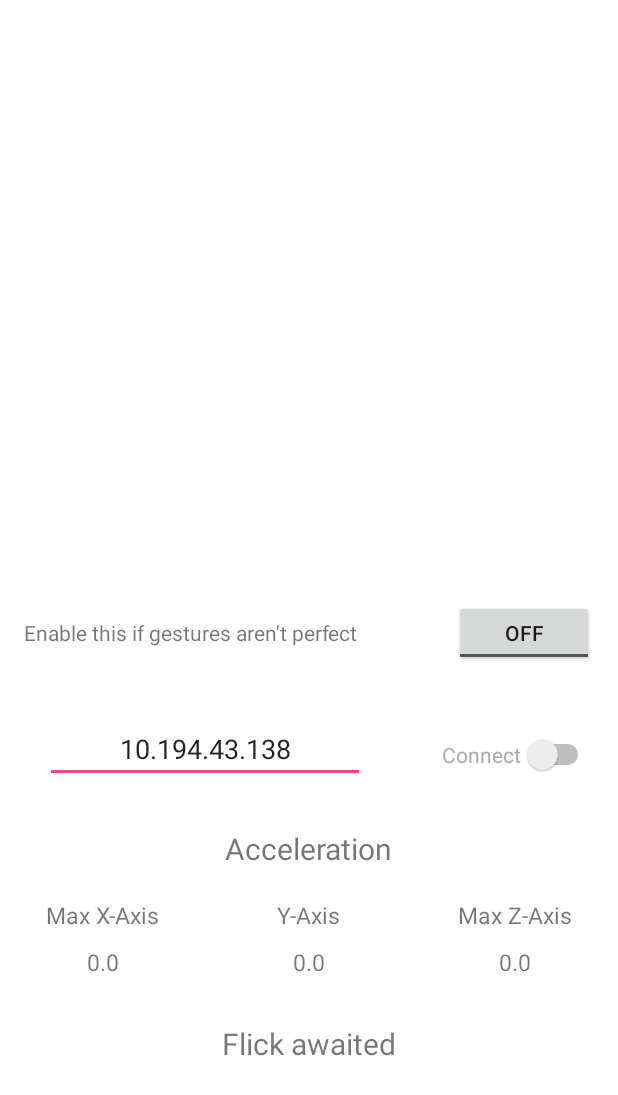
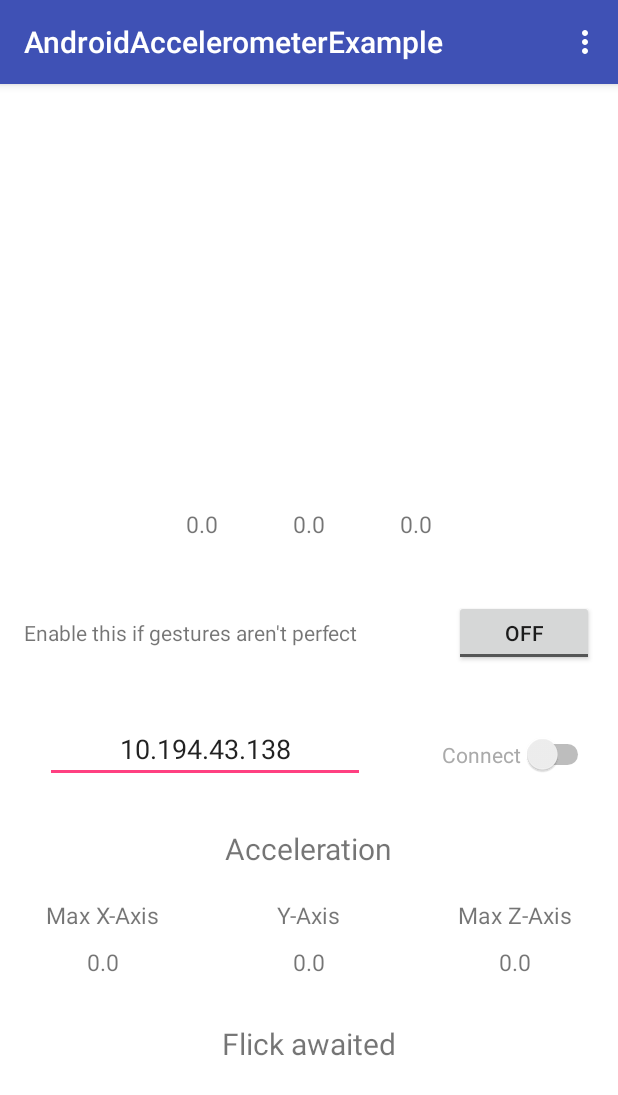
Before and after one commit to mayanksingh2298/shake-to-switch, an Android app: the screen it shows after launch (MainActivity), on a phone screen of 412 x 824 dp. Shown: the top 1095 px of the screen. Run offline under Robolectric (Android 15) with nearby library versions, the phone set to English and light mode, and no system bars.

Commit message:
Added settings

```diff
--- a/MyApplication/app/src/main/AndroidManifest.xml
+++ b/MyApplication/app/src/main/AndroidManifest.xml
@@ -1,7 +1,9 @@
 <?xml version="1.0" encoding="utf-8"?>
 <manifest xmlns:android="http://schemas.android.com/apk/res/android"
     package="com.shouryaaggarwal.hp.androidaccelerometerexample">
-    <uses-permission android:name="android.permission.INTERNET"/>
+
+    <uses-permission android:name="android.permission.INTERNET" />
+
     <application
         android:allowBackup="true"
         android:icon="@mipmap/ic_launcher"
@@ -16,6 +18,7 @@
                 <category android:name="android.intent.category.LAUNCHER" />
             </intent-filter>
         </activity>
+        <activity android:name=".SettingsActivity"></activity>
     </application>
 
 </manifest>
--- a/MyApplication/app/src/main/java/com/shouryaaggarwal/hp/androidaccelerometerexample/MainActivity.java
+++ b/MyApplication/app/src/main/java/com/shouryaaggarwal/hp/androidaccelerometerexample/MainActivity.java
@@ -1,5 +1,6 @@
 package com.shouryaaggarwal.hp.androidaccelerometerexample;
 
+import android.app.ActionBar;
 import android.app.Activity;
 import android.content.Context;
 import android.hardware.Sensor;
@@ -11,17 +12,21 @@ import android.os.Bundle;
 import android.os.StrictMode;
 import android.os.Vibrator;
 import android.util.Log;
-import android.view.View;
 import android.widget.Switch;
 import android.widget.TextView;
 import android.widget.ToggleButton;
 import android.widget.CompoundButton;
+import android.support.v7.app.AppCompatActivity;
+import android.support.v7.widget.Toolbar;
+import android.view.Menu;
+import android.view.MenuItem;
+import android.content.Intent;
 
 import java.io.DataOutputStream;
 import java.net.Socket;
 
 
-public class MainActivity extends Activity implements SensorEventListener {
+public class MainActivity extends AppCompatActivity implements SensorEventListener {
 
 
     private SensorManager sensorManager;
@@ -30,9 +35,12 @@ public class MainActivity extends Activity implements SensorEventListener {
     private float deltaXMax = 0;
     private float deltaXMin = 0;
     private float deltaZMax = 0;
-    private float softXThreshold = 20;
-    private float hardXThreshold = 55;
-    private float ZThreshold = 20;
+
+    public static float softXThreshold = 20;
+    public static float hardXThreshold = 55;
+    public static float ZThreshold = 20;
+    public static boolean enableHardX = true;
+    public static boolean enablesoftX = true;
 
     private boolean ongoingX = false;
     private boolean ongoingZ = false;
@@ -47,7 +55,7 @@ public class MainActivity extends Activity implements SensorEventListener {
 
     private long last_update = 0;
 
-    private TextView currentX, currentY, currentZ, maxX, maxY, maxZ, action;
+    private TextView currentX, currentY, currentZ, maxX, maxY, maxZ, action, HARDXTHRESHOLD, SOFTXTHRESHOLD, ZTHRESHOLD;
     private ToggleButton toggle;
 
 
@@ -56,6 +64,8 @@ public class MainActivity extends Activity implements SensorEventListener {
 //        StrictMode.ThreadPolicy policy = new StrictMode.ThreadPolicy.Builder().permitAll().build();
 //        StrictMode.setThreadPolicy(policy);
         super.onCreate(savedInstanceState);
+        //Toolbar toolbar = (Toolbar) findViewById(R.id.toolbar);
+        //setSupportActionBar(toolbar);
         setContentView(R.layout.activity_main);
         initializeViews();
 
@@ -75,6 +85,26 @@ public class MainActivity extends Activity implements SensorEventListener {
 
     }
 
+
+    @Override
+    public boolean onCreateOptionsMenu(Menu menu) {
+        getMenuInflater().inflate(R.menu.menu_main, menu);
+        return true;
+    }
+
+    @Override
+    public boolean onOptionsItemSelected(MenuItem item) {
+        int id = item.getItemId();
+
+        if (id == R.id.action_settings) {
+            // launch settings activity
+            startActivity(new Intent(MainActivity.this, SettingsActivity.class));
+            return true;
+        }
+
+        return super.onOptionsItemSelected(item);
+    }
+
     public void initializeViews() {
 //        currentX = (TextView) findViewById(R.id.currentX);
         currentY = (TextView) findViewById(R.id.currentY);
@@ -85,6 +115,11 @@ public class MainActivity extends Activity implements SensorEventListener {
         maxZ = (TextView) findViewById(R.id.maxZ);
 
         action = (TextView) findViewById(R.id.action);
+
+
+        SOFTXTHRESHOLD = (TextView) findViewById(R.id.softXThreshold);
+        HARDXTHRESHOLD = (TextView) findViewById(R.id.hardXThreshold);
+        ZTHRESHOLD = (TextView) findViewById(R.id.ZThreshold);
 
         toggle = (ToggleButton) findViewById(R.id.sensor_switch);
         toggle.setOnCheckedChangeListener(new CompoundButton.OnCheckedChangeListener() {
@@ -186,18 +221,18 @@ public class MainActivity extends Activity implements SensorEventListener {
     }
     public void CheckX() {
         if (deltaXMax > Math.abs(deltaXMin)){
-            if (deltaXMax > hardXThreshold)
+            if (deltaXMax > hardXThreshold && enableHardX)
                 resultant = "Hard-Right";
-            else
+            else if (enablesoftX)
                 resultant = "Right";
             action.setText(resultant);
 //            connect();
             new send_message().execute(resultant);
         }
         else{
-            if (deltaXMin < -hardXThreshold)
+            if (deltaXMin < -hardXThreshold && enableHardX)
                 resultant = "Hard-Left";
-            else
+            else if (enablesoftX)
                 resultant = "Left";
             action.setText(resultant);
             //            connect();
@@ -242,6 +277,10 @@ public class MainActivity extends Activity implements SensorEventListener {
             deltaZ = event.values[2];
 //            Log.d("DeltaXmax",String.valueOf(deltaXMax));
 //            Log.d("DeltaXmin",String.valueOf(deltaXMin));
+
+            SOFTXTHRESHOLD.setText(Float.toString(softXThreshold));
+            HARDXTHRESHOLD.setText(Float.toString(hardXThreshold));
+            ZTHRESHOLD.setText(Float.toString(ZThreshold));
 
 
             // display the max x,y,z accelerometer values
--- a/MyApplication/app/src/main/java/com/shouryaaggarwal/hp/androidaccelerometerexample/Utils.java
+++ b/MyApplication/app/src/main/java/com/shouryaaggarwal/hp/androidaccelerometerexample/Utils.java
@@ -10,6 +10,7 @@ public class Utils {
         void afterDelay();
     }
 
+
     public static void delay(float secs, final DelayCallback delayCallback){
         Handler handler = new Handler();
         handler.postDelayed(new Runnable() {
--- a/MyApplication/app/src/main/res/layout/activity_main.xml
+++ b/MyApplication/app/src/main/res/layout/activity_main.xml
@@ -8,6 +8,46 @@
     android:layout_gravity="center"
     android:background="#ffffff"
     android:gravity="center">
+
+
+    <LinearLayout
+        android:id="@+id/linearLayout3"
+        android:layout_width="0dp"
+        android:layout_height="wrap_content"
+        android:layout_marginBottom="464dp"
+        android:background="#ffffff"
+        android:gravity="center|top"
+        android:orientation="horizontal"
+        app:layout_constraintBottom_toBottomOf="parent"
+        app:layout_constraintEnd_toEndOf="parent"
+        app:layout_constraintHorizontal_bias="0.0"
+        app:layout_constraintStart_toStartOf="parent">
+
+        <TextView
+            android:id="@+id/softXThreshold"
+            android:layout_width="wrap_content"
+            android:layout_height="wrap_content"
+            android:layout_marginRight="50dp"
+            android:text="0.0"
+            android:textSize="15dp" />
+
+        <TextView
+            android:id="@+id/hardXThreshold"
+            android:layout_width="wrap_content"
+            android:layout_height="wrap_content"
+            android:layout_gravity="center"
+            android:text="0.0"
+            android:textSize="15dp" />
+
+        <TextView
+            android:id="@+id/ZThreshold"
+            android:layout_width="wrap_content"
+            android:layout_height="wrap_content"
+            android:layout_marginLeft="50dp"
+            android:text="0.0"
+            android:textSize="15dp" />
+
+    </LinearLayout>
 
     <EditText
         android:id="@+id/ip"
--- /dev/null
+++ b/MyApplication/app/src/main/res/menu/menu_main.xml
@@ -0,0 +1,11 @@
+<menu xmlns:android="http://schemas.android.com/apk/res/android"
+    xmlns:app="http://schemas.android.com/apk/res-auto"
+    xmlns:tools="http://schemas.android.com/tools"
+    tools:context="info.androidhive.settings.MainActivity">
+
+    <item
+        android:id="@+id/action_settings"
+        android:orderInCategory="100"
+        android:title="@string/action_settings"
+        app:showAsAction="never" />
+</menu>
```
Also changed, not shown: MyApplication/app/src/main/java/com/shouryaaggarwal/hp/androidaccelerometerexample/AppCompatPreferenceActivity.java (added, +109 -0 lines), MyApplication/app/src/main/java/com/shouryaaggarwal/hp/androidaccelerometerexample/SettingsActivity.java (added, +208 -0 lines), MyApplication/app/src/main/res/drawable/ic_info_black_24dp.xml (added, +9 -0 lines), MyApplication/app/src/main/res/drawable/ic_notifications_black_24dp.xml (added, +9 -0 lines), MyApplication/app/src/main/res/drawable/ic_sync_black_24dp.xml (added, +9 -0 lines), MyApplication/app/src/main/res/layout/activity_settings.xml (added, +9 -0 lines), MyApplication/app/src/main/res/values/arrays.xml (added, +31 -0 lines), MyApplication/app/src/main/res/values/strings.xml (+44 -0 lines), MyApplication/app/src/main/res/xml/pref_main.xml (added, +101 -0 lines).
